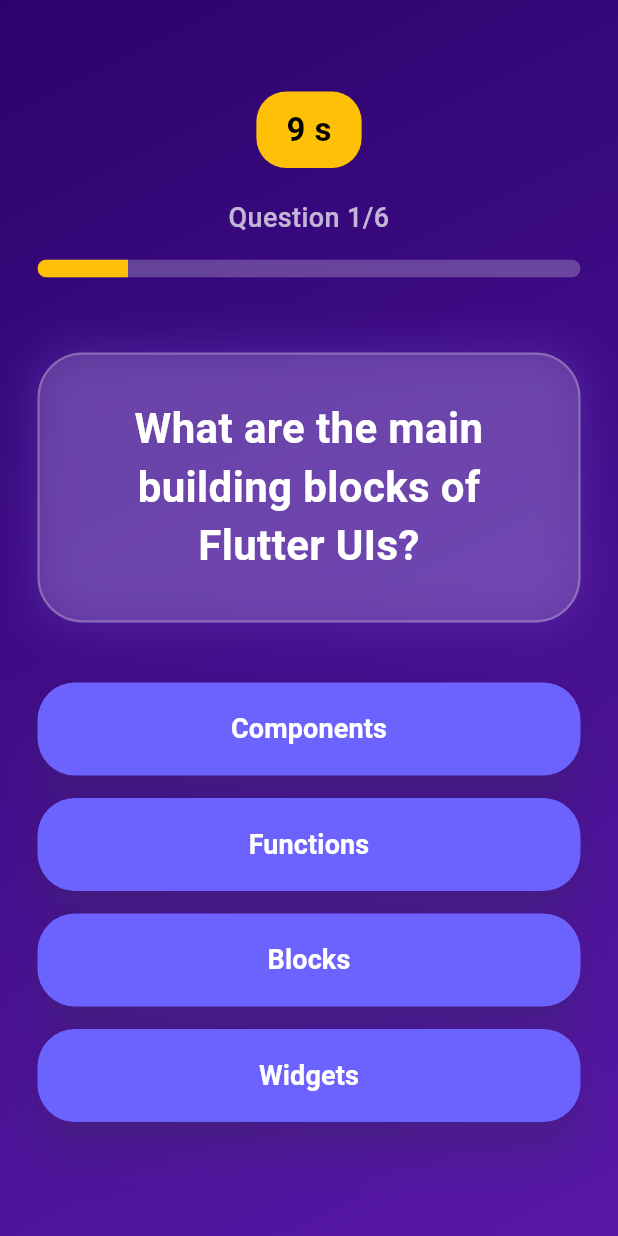
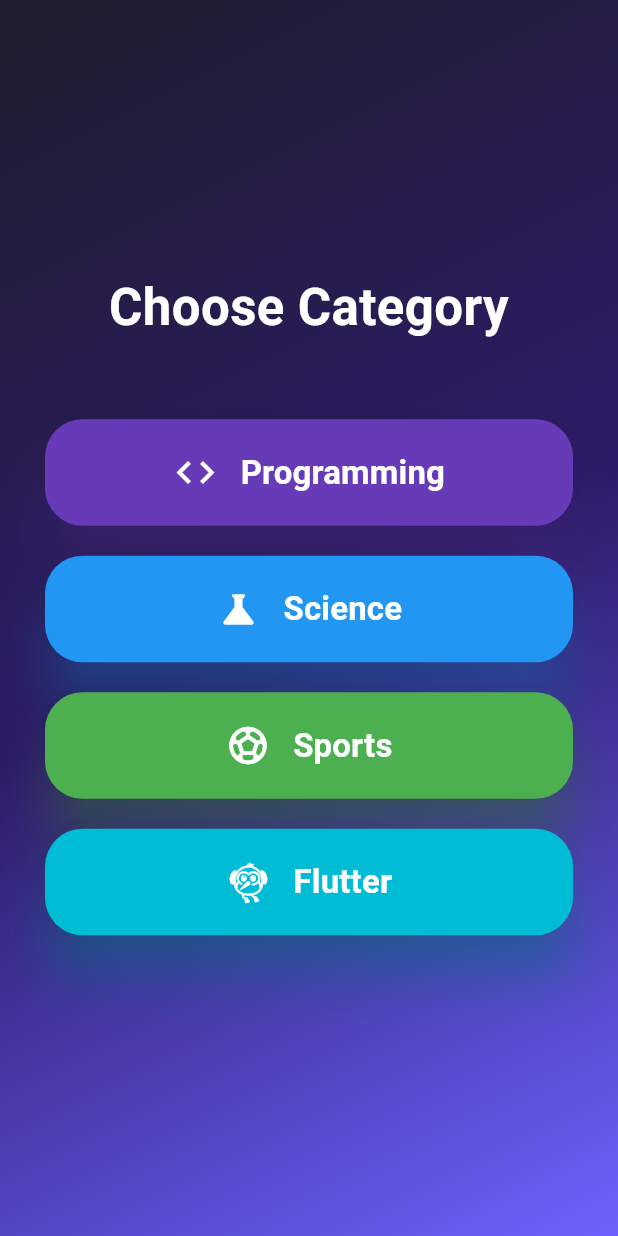
Before and after one commit to Domywork2006/quiz_app, a Flutter app: the screen it shows after launch, after a tap on "Start Quiz", on a phone screen of 412 x 824 dp. Run offline on Flutter 3.47's test engine with Material 3 defaults, Android fonts, the phone set to English and light mode, and no system bars; our stand-ins replace audioplayers.

Commit message:
Refactored question screen and improved app structure

```diff
--- a/lib/main.dart
+++ b/lib/main.dart
@@ -1,4 +1,5 @@
 import 'package:flutter/material.dart';
+import 'package:quiz_app/screens/category_screen.dart';
 import 'package:quiz_app/screens/questions_screen.dart';
 import 'package:quiz_app/screens/start_screen.dart';
 
@@ -28,10 +29,25 @@
     );
   }
 
+  // START SCREEN -> CATEGORY SCREEN
   void switchScreen() {
 
     setState(() {
+
+      activeScreen = CategoryScreen(
+        selectCategory: startQuiz,
+      );
+
+    });
+  }
+
+  // CATEGORY SCREEN -> QUIZ SCREEN
+  void startQuiz(String category) {
+
+    setState(() {
+
       activeScreen = QuestionsScreen();
+
     });
   }
 
@@ -39,16 +55,28 @@
   Widget build(BuildContext context) {
 
     return MaterialApp(
+
       debugShowCheckedModeBanner: false,
 
+      theme: ThemeData(
+        scaffoldBackgroundColor:
+            const Color(0xFF1E1E2C),
+      ),
+
       home: Scaffold(
+
         body: Container(
 
           decoration: const BoxDecoration(
+
             gradient: LinearGradient(
+
               colors: [
-                Color.fromARGB(255, 44, 3, 109),
-                Color.fromARGB(255, 88, 24, 168),
+
+                Color(0xFF1E1E2C),
+                Color(0xFF2D1B69),
+                Color(0xFF6C63FF),
+
               ],
 
               begin: Alignment.topLeft,
--- /dev/null
+++ b/lib/screens/category_screen.dart
@@ -0,0 +1,138 @@
+import 'package:flutter/material.dart';
+
+class CategoryScreen extends StatelessWidget {
+
+  const CategoryScreen({
+    super.key,
+    required this.selectCategory,
+  });
+
+  final void Function(String category)
+      selectCategory;
+
+  Widget buildCategoryButton(
+    String title,
+    IconData icon,
+    Color color,
+  ) {
+
+    return Container(
+
+      margin: const EdgeInsets.only(
+        bottom: 20,
+      ),
+
+      child: ElevatedButton(
+
+        onPressed: () {
+          selectCategory(title);
+        },
+
+        style: ElevatedButton.styleFrom(
+
+          backgroundColor: color,
+
+          foregroundColor: Colors.white,
+
+          padding:
+              const EdgeInsets.symmetric(
+            vertical: 20,
+          ),
+
+          elevation: 15,
+
+          shadowColor: color,
+
+          shape:
+              RoundedRectangleBorder(
+            borderRadius:
+                BorderRadius.circular(25),
+          ),
+        ),
+
+        child: Row(
+          mainAxisAlignment:
+              MainAxisAlignment.center,
+
+          children: [
+
+            Icon(
+              icon,
+              size: 30,
+            ),
+
+            const SizedBox(width: 15),
+
+            Text(
+              title,
+
+              style: const TextStyle(
+                fontSize: 22,
+                fontWeight:
+                    FontWeight.bold,
+              ),
+            ),
+          ],
+        ),
+      ),
+    );
+  }
+
+  @override
+  Widget build(BuildContext context) {
+
+    return Padding(
+
+      padding: const EdgeInsets.all(30),
+
+      child: Column(
+        mainAxisAlignment:
+            MainAxisAlignment.center,
+
+        crossAxisAlignment:
+            CrossAxisAlignment.stretch,
+
+        children: [
+
+          const Text(
+            'Choose Category',
+
+            textAlign: TextAlign.center,
+
+            style: TextStyle(
+              color: Colors.white,
+              fontSize: 34,
+              fontWeight: FontWeight.bold,
+            ),
+          ),
+
+          const SizedBox(height: 50),
+
+          buildCategoryButton(
+            'Programming',
+            Icons.code,
+            Colors.deepPurple,
+          ),
+
+          buildCategoryButton(
+            'Science',
+            Icons.science,
+            Colors.blue,
+          ),
+
+          buildCategoryButton(
+            'Sports',
+            Icons.sports_soccer,
+            Colors.green,
+          ),
+
+          buildCategoryButton(
+            'Flutter',
+            Icons.flutter_dash,
+            Colors.cyan,
+          ),
+        ],
+      ),
+    );
+  }
+}
--- a/pubspec.yaml
+++ b/pubspec.yaml
@@ -14,6 +14,7 @@
 
   cupertino_icons: ^1.0.8
   google_fonts: ^6.2.1
+  audioplayers: ^6.0.0
 
 dev_dependencies:
   flutter_test:
@@ -26,5 +27,10 @@
   uses-material-design: true
 
   assets:
+
     - assets/images/logo1.png
     - assets/images/quiz-logo.png
+
+    - assets/audio/click_sound.wav
+    - assets/audio/correct_sound.wav
+    - assets/audio/wrong_sound.wav
```
Also changed, not shown: lib/screens/questions_screen.dart (+225 -40 lines), lib/screens/result_screen.dart (added, +104 -0 lines), pubspec.lock, 8 other files.
